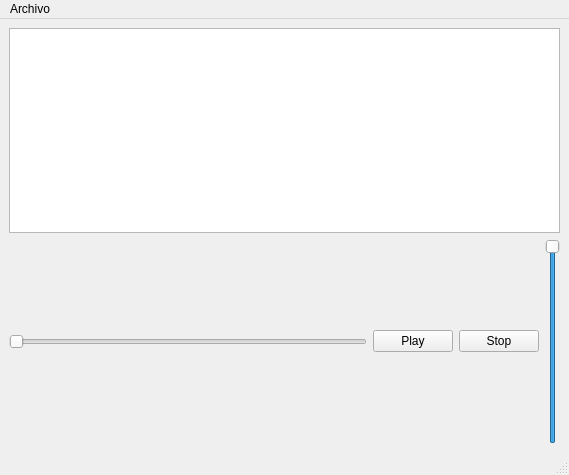
Before: the Qt Designer form mainwindow.ui in gabogh123/Datos2, drawn with Qt 5.
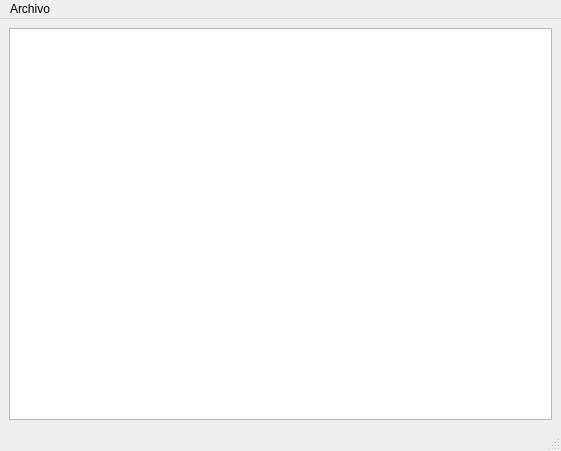
After: the same form once the commit is applied.

Commit message: Interfaz reproductor

What changed in the file:
```diff
--- a/mainwindow.ui
+++ b/mainwindow.ui
@@ -6,8 +6,8 @@
    <rect>
     <x>0</x>
     <y>0</y>
-    <width>569</width>
-    <height>475</height>
+    <width>561</width>
+    <height>451</height>
    </rect>
   </property>
   <property name="windowTitle">
@@ -20,41 +20,6 @@
       <item>
        <widget class="QTableView" name="tableView"/>
       </item>
-      <item>
-       <layout class="QHBoxLayout" name="horizontalLayout">
-        <item>
-         <widget class="QSlider" name="horizontalSlider">
-          <property name="orientation">
-           <enum>Qt::Horizontal</enum>
-          </property>
-         </widget>
-        </item>
-        <item>
-         <widget class="QPushButton" name="pushButton">
-          <property name="text">
-           <string>Play</string>
-          </property>
-         </widget>
-        </item>
-        <item>
-         <widget class="QPushButton" name="pushButton_2">
-          <property name="text">
-           <string>Stop</string>
-          </property>
-         </widget>
-        </item>
-        <item>
-         <widget class="QSlider" name="verticalSlider">
-          <property name="value">
-           <number>99</number>
-          </property>
-          <property name="orientation">
-           <enum>Qt::Vertical</enum>
-          </property>
-         </widget>
-        </item>
-       </layout>
-      </item>
      </layout>
     </item>
    </layout>
@@ -64,7 +29,7 @@
     <rect>
      <x>0</x>
      <y>0</y>
-     <width>569</width>
+     <width>561</width>
      <height>22</height>
     </rect>
    </property>
```
